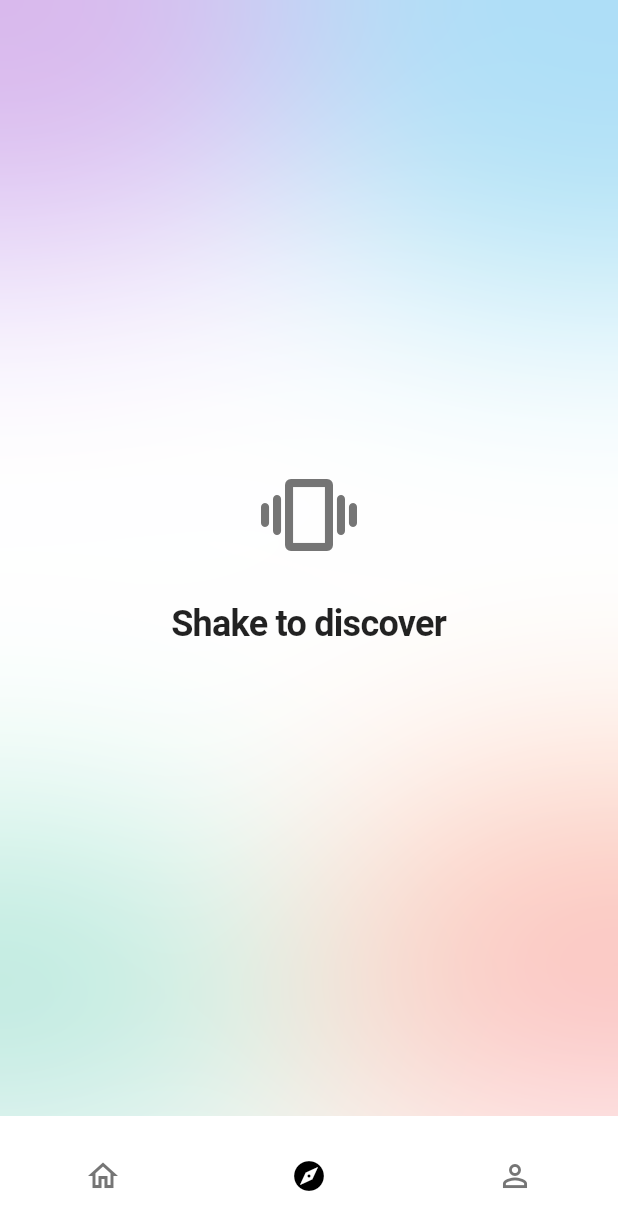
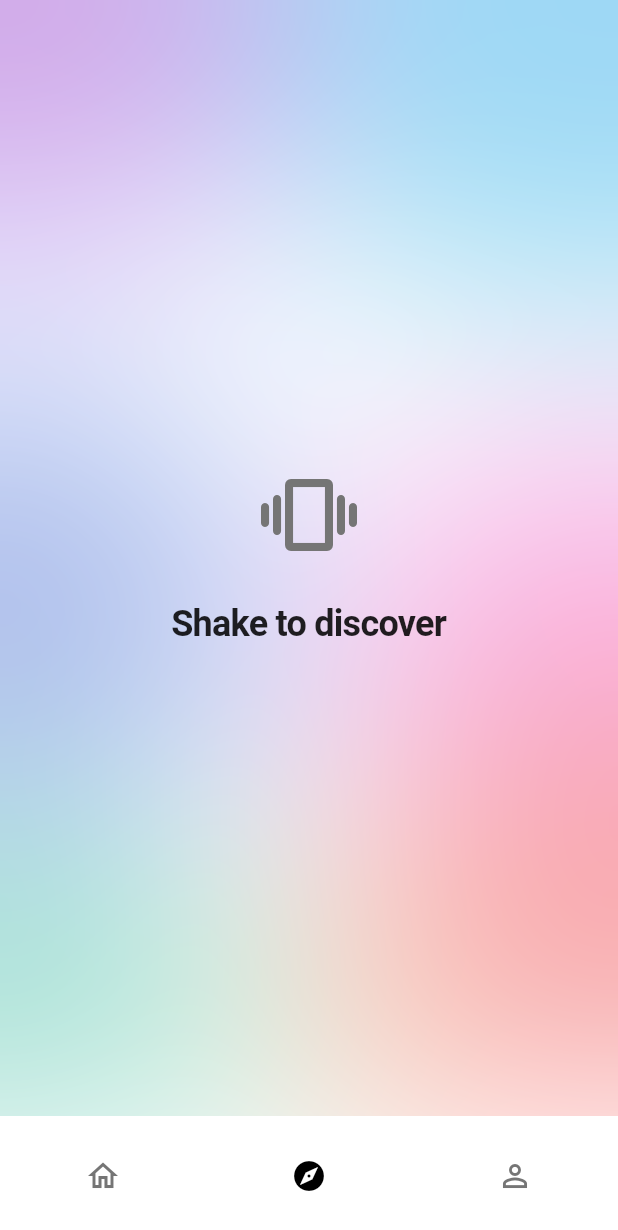
Before and after one commit to jaanque/appdecinejan, a Flutter app: the screen it shows after launch, item 2 of the bottom bar chosen, on a phone screen of 412 x 824 dp. Shown: the top 1230 px of the screen. Run offline on Flutter 3.47's test engine with Material 3 defaults, Android fonts, the phone set to English and light mode, and no system bars; our stand-ins replace flutter_dotenv, palette_generator, shared_preferences, supabase_flutter; accounts and stored records are empty.

Commit message:
Refine ExploreScreen aura for full dynamic side coverage
- Added 'CenterLeft' and 'CenterRight' animated orbs to ExploreScreen to bridge the gap between corners.
- Increased animation movement range and orb opacity for a more visible and dynamic effect.
- Updated positioning logic to ensure orbs cover the screen edges consistently.

```diff
--- a/lib/screens/explore_screen.dart
+++ b/lib/screens/explore_screen.dart
@@ -42,9 +42,10 @@ class _ExploreScreenState extends State<ExploreScreen> with SingleTickerProvider
       animation: animation,
       builder: (context, child) {
         final double value = sin(animation.value * 2 * pi + offsetMultiplier);
-        final double offset = value * 30; // Movement range
+        final double offset = value * 40; // Increased movement range for dynamism
 
         double? top, bottom, left, right;
+        final screenHeight = MediaQuery.of(context).size.height;
 
         // Base positions based on alignment
         if (alignment == Alignment.topLeft) {
@@ -59,6 +60,12 @@ class _ExploreScreenState extends State<ExploreScreen> with SingleTickerProvider
         } else if (alignment == Alignment.bottomRight) {
           bottom = -100 + (isVerticalMovement ? offset : 0);
           right = -100 + (!isVerticalMovement ? offset : 0);
+        } else if (alignment == Alignment.centerLeft) {
+          top = (screenHeight / 2) - 150 + offset; // Center vertical + sway
+          left = -120; // Slightly offscreen
+        } else if (alignment == Alignment.centerRight) {
+          top = (screenHeight / 2) - 150 + offset; // Center vertical + sway
+          right = -120; // Slightly offscreen
         }
 
         return Positioned(
@@ -72,7 +79,7 @@ class _ExploreScreenState extends State<ExploreScreen> with SingleTickerProvider
             decoration: BoxDecoration(
               shape: BoxShape.circle,
               gradient: RadialGradient(
-                colors: colors.map((c) => c.withOpacity(0.5)).toList(),
+                colors: colors.map((c) => c.withOpacity(0.6)).toList(), // Slightly more opacity
                 center: Alignment.center,
                 radius: 0.6,
               ),
@@ -107,6 +114,24 @@ class _ExploreScreenState extends State<ExploreScreen> with SingleTickerProvider
             colors: [Colors.blue, Colors.cyan],
             offsetMultiplier: pi / 2,
             isVerticalMovement: false, // Move horizontally
+          ),
+
+          // Center Left - Indigo/Blue (Bridging Top/Bottom Left)
+          _buildAnimatedOrb(
+            animation: _controller!,
+            alignment: Alignment.centerLeft,
+            colors: [Colors.indigo, Colors.blueAccent],
+            offsetMultiplier: pi / 4,
+            isVerticalMovement: true,
+          ),
+
+          // Center Right - Pink/Purple (Bridging Top/Bottom Right)
+          _buildAnimatedOrb(
+            animation: _controller!,
+            alignment: Alignment.centerRight,
+            colors: [Colors.pinkAccent, Colors.purpleAccent],
+            offsetMultiplier: 3 * pi / 4,
+            isVerticalMovement: true,
           ),
 
           // Bottom Right - Pink/Orange
```
